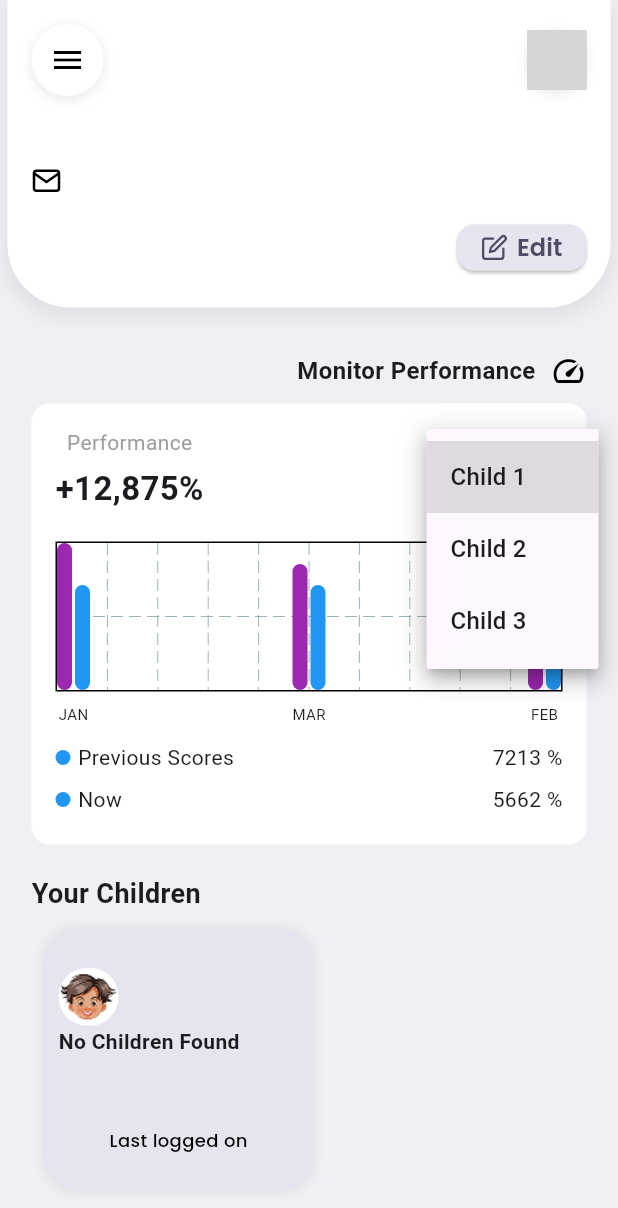
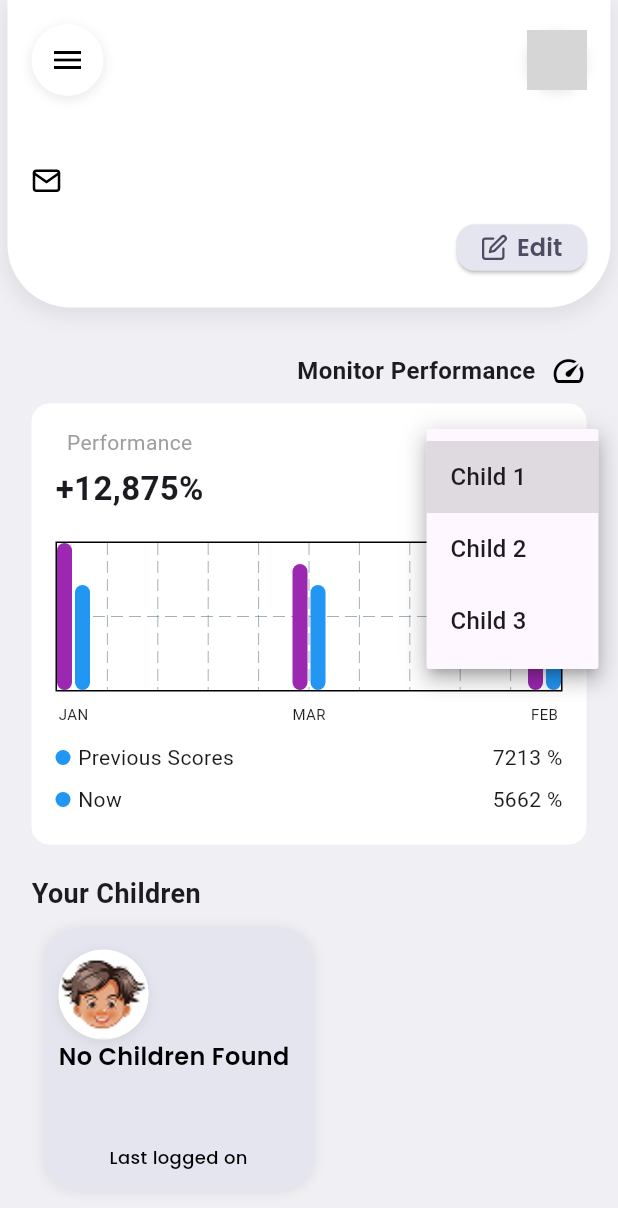
Before and after one commit to IT21273858/24-25J-133-app, a Flutter app: the ProfileParent screen opened directly, after a tap on "Child 1", on a phone screen of 412 x 824 dp. Shown: the top 1208 px of the screen. Run offline on Flutter 3.47's test engine with Material 3 defaults, Android fonts, the phone set to English and light mode, and no system bars; drawn by our look-alikes of fl_chart; our stand-ins replace flutter_animate, flutter_feather_icons, google_fonts, jwt_decoder, shared_preferences, video_player; accounts and stored records are empty; network calls fail; grey boxes are pictures that could not be loaded.

Commit message:
profile screen parent child details displayed successfully

```diff
--- a/dyslexia/lib/ProfileParent.dart
+++ b/dyslexia/lib/ProfileParent.dart
@@ -30,8 +30,8 @@ class _ProfileParentState extends State<ProfileParent> {
 
   Future<void> _loadUserData() async {
     SharedPreferences prefs = await SharedPreferences.getInstance();
-    await ApiService.fetchAndStoreParentDetails(); // Fetch latest details
 
+    // ✅ Load from local storage first (to show existing data instantly)
     setState(() {
       userName = prefs.getString('parent_name') ?? "Unknown User";
       userEmail = prefs.getString('parent_email') ?? "No Email";
@@ -39,7 +39,7 @@ class _ProfileParentState extends State<ProfileParent> {
       userPhone = prefs.getString('parent_phone') ?? "No Phone";
       userAddress = prefs.getString('parent_address') ?? "No Address";
 
-      // Load stored children data and cast it properly
+      // Load stored children data and cast properly
       List<String>? storedChildren = prefs.getStringList('children_list');
       if (storedChildren != null) {
         childrenList =
@@ -49,25 +49,23 @@ class _ProfileParentState extends State<ProfileParent> {
       }
     });
 
-    // Print fetched user details for debugging
-    print("=========== Parent Details from Storage ===========");
-    print("Name: $userName");
-    print("Email: $userEmail");
-    print("Image: $userImage");
-    print("Phone: $userPhone");
-    print("Address: $userAddress");
-    print("====================================");
+    // ✅ Fetch latest data from API in the background and update UI
+    await ApiService.fetchAndStoreParentDetails();
+    _updateChildrenData(); // Reload UI after fetching
+  }
 
-    // Print children details for debugging
-    print("=========== Children Details ===========");
-    for (var child in childrenList) {
-      print("Child Name: ${child['name']}");
-      print("Child Email: ${child['email']}");
-      print("Child Level: ${child['level']}");
-      print("Child Image: ${child['profile_img']}");
-      print("Child Address: ${child['address']}");
-      print("------------------------------------");
-    }
+  /// **Update UI after fetching API data**
+  Future<void> _updateChildrenData() async {
+    SharedPreferences prefs = await SharedPreferences.getInstance();
+    setState(() {
+      List<String>? storedChildren = prefs.getStringList('children_list');
+      if (storedChildren != null) {
+        childrenList =
+            storedChildren
+                .map((child) => jsonDecode(child) as Map<String, dynamic>)
+                .toList();
+      }
+    });
   }
 
   @override
@@ -374,7 +372,9 @@ class _ProfileParentState extends State<ProfileParent> {
                                         "level":
                                             child["level"]?.toString() ??
                                             "No Level",
-                                        "lastLogged": "Not Available",
+                                        "lastLogged":
+                                            child["updatedAt"]?.toString() ??
+                                            "Not Available",
                                         "image":
                                             child["profile_img"]!
                                                     .toString()
--- a/dyslexia/lib/components.dart
+++ b/dyslexia/lib/components.dart
@@ -357,13 +357,46 @@ class ChildCardSlider extends StatelessWidget {
                     children: [
                       Row(
                         children: [
-                          CircleAvatar(
-                            radius: 20,
-                            backgroundImage:
-                                child['image']!.startsWith('http')
-                                    ? NetworkImage(child['image']!)
-                                    : AssetImage(child['image']!)
-                                        as ImageProvider,
+                          // User Icon with Shadow
+                          Container(
+                            decoration: BoxDecoration(
+                              color: Colors.white,
+                              shape: BoxShape.circle,
+                              boxShadow: [
+                                BoxShadow(
+                                  color: Colors.grey.withOpacity(0.2),
+                                  spreadRadius: 1,
+                                  blurRadius: 5,
+                                  offset: Offset(0, 2),
+                                ),
+                              ],
+                            ),
+                            child: ClipRRect(
+                              borderRadius: BorderRadius.circular(50),
+                              child: SizedBox(
+                                width: 60,
+                                height: 60,
+                                child:
+                                    child['image']!.startsWith('http')
+                                        ? Image.network(
+                                          child['image']!,
+                                          fit: BoxFit.cover,
+                                          errorBuilder: (
+                                            context,
+                                            error,
+                                            stackTrace,
+                                          ) {
+                                            return Image.asset(
+                                              'assets/images/user.png',
+                                            );
+                                          },
+                                        )
+                                        : Image.asset(
+                                          child['image']!,
+                                          fit: BoxFit.cover,
+                                        ),
+                              ),
+                            ),
                           ),
                         ],
                       ),
@@ -372,7 +405,7 @@ class ChildCardSlider extends StatelessWidget {
                           Expanded(
                             child: Text(
                               child['name']!,
-                              style: TextStyle(fontWeight: FontWeight.bold),
+                              style: cardheadingStyle,
                               overflow:
                                   TextOverflow.ellipsis, // Prevent overflow
                             ),
--- a/dyslexia/lib/services/api_service.dart
+++ b/dyslexia/lib/services/api_service.dart
@@ -2,6 +2,7 @@ import 'dart:convert';
 import 'package:http/http.dart' as http;
 import 'package:jwt_decoder/jwt_decoder.dart';
 import 'package:shared_preferences/shared_preferences.dart';
+import 'package:intl/intl.dart';
 
 class ApiService {
   static const String parentBaseUrl =
@@ -212,12 +213,16 @@ class ApiService {
   }
 
   /// Store Children Details in SharedPreferences
+
   static Future<void> storeChildrenDetails(List<dynamic> children) async {
     try {
       SharedPreferences prefs = await SharedPreferences.getInstance();
       List<String> childrenList = [];
 
       for (var child in children) {
+        // Convert the `updatedAt` timestamp into a readable format
+        String formattedDate = formatDateTime(child['updatedAt']);
+
         String childData = jsonEncode({
           "id": child['id'],
           "name": child['name'],
@@ -226,6 +231,7 @@ class ApiService {
           "level": child['level'],
           "phone": child['phoneNumber'],
           "address": child['address'],
+          "updatedAt": formattedDate, // Store formatted date
         });
         childrenList.add(childData);
       }
@@ -238,4 +244,18 @@ class ApiService {
       print("❌ Error in storeChildrenDetails: $e");
     }
   }
+
+  /// **🔹 Helper Function: Convert Timestamp to "12 Feb 2024 - 12:30pm" Format**
+  static String formatDateTime(String dateTimeString) {
+    try {
+      DateTime dateTime = DateTime.parse(dateTimeString).toLocal();
+      String formattedDate = DateFormat(
+        "dd MMM yyyy - h:mm a",
+      ).format(dateTime);
+      return formattedDate;
+    } catch (e) {
+      print("❌ Error formatting date: $e");
+      return "Invalid Date"; // Fallback in case of errors
+    }
+  }
 }
--- a/dyslexia/pubspec.yaml
+++ b/dyslexia/pubspec.yaml
@@ -42,6 +42,7 @@ dependencies:
   dio: ^5.8.0+1
   shared_preferences: ^2.5.2
   jwt_decoder: ^2.0.1
+  intl: ^0.18.0
 
 dev_dependencies:
   flutter_test:
```
Also changed, not shown: dyslexia/pubspec.lock.
